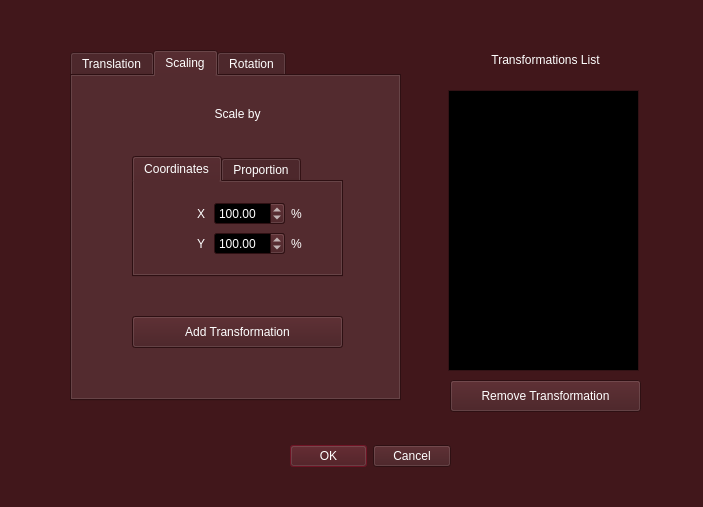
JVSutter/Sistema-Grafico-Interativo, file SGI/view/screens/transformations.ui: the form before one commit.
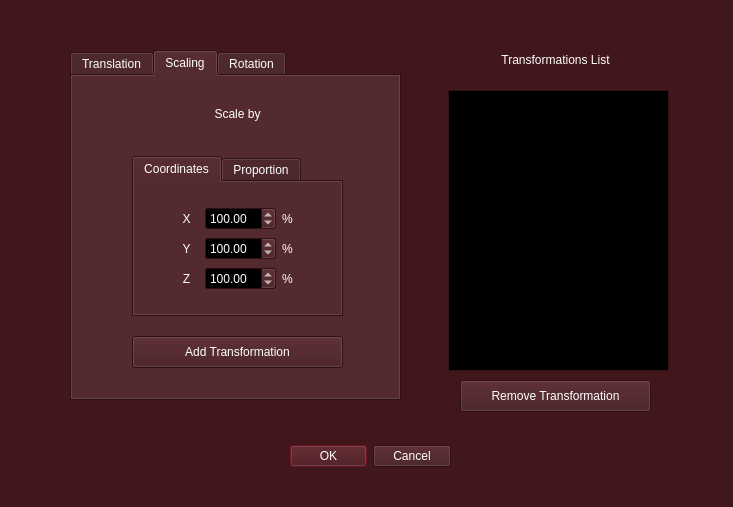
The form after the commit. The open tabs and pages were chosen to show the change.

Commit message: Transformações na interface

The edit to the form file:
```diff
--- a/SGI/view/screens/transformations.ui
+++ b/SGI/view/screens/transformations.ui
@@ -6,7 +6,7 @@
    <rect>
     <x>0</x>
     <y>0</y>
-    <width>703</width>
+    <width>733</width>
     <height>507</height>
    </rect>
   </property>
@@ -664,7 +664,7 @@
      <property name="geometry">
       <rect>
        <x>60</x>
-       <y>240</y>
+       <y>260</y>
        <width>211</width>
        <height>32</height>
       </rect>
@@ -698,7 +698,7 @@
        <x>60</x>
        <y>80</y>
        <width>211</width>
-       <height>121</height>
+       <height>161</height>
       </rect>
      </property>
      <property name="currentIndex">
@@ -711,10 +711,10 @@
       <widget class="QWidget" name="layoutWidget">
        <property name="geometry">
         <rect>
-         <x>60</x>
+         <x>40</x>
          <y>20</y>
-         <width>110</width>
-         <height>23</height>
+         <width>132</width>
+         <height>33</height>
         </rect>
        </property>
        <layout class="QHBoxLayout" name="horizontalLayout_3">
@@ -753,10 +753,10 @@
       <widget class="QWidget" name="layoutWidget_2">
        <property name="geometry">
         <rect>
-         <x>60</x>
+         <x>40</x>
          <y>50</y>
-         <width>110</width>
-         <height>23</height>
+         <width>132</width>
+         <height>33</height>
         </rect>
        </property>
        <layout class="QHBoxLayout" name="horizontalLayout_4">
@@ -792,6 +792,48 @@
         </item>
        </layout>
       </widget>
+      <widget class="QWidget" name="layoutWidget_6">
+       <property name="geometry">
+        <rect>
+         <x>40</x>
+         <y>80</y>
+         <width>132</width>
+         <height>33</height>
+        </rect>
+       </property>
+       <layout class="QHBoxLayout" name="horizontalLayout_10">
+        <item>
+         <widget class="QLabel" name="label_11">
+          <property name="text">
+           <string>Z</string>
+          </property>
+          <property name="alignment">
+           <set>Qt::AlignmentFlag::AlignCenter</set>
+          </property>
+         </widget>
+        </item>
+        <item>
+         <widget class="QDoubleSpinBox" name="scalingZInput">
+          <property name="minimum">
+           <double>1.000000000000000</double>
+          </property>
+          <property name="maximum">
+           <double>1000.000000000000000</double>
+          </property>
+          <property name="value">
+           <double>100.000000000000000</double>
+          </property>
+         </widget>
+        </item>
+        <item>
+         <widget class="QLabel" name="label_12">
+          <property name="text">
+           <string>%</string>
+          </property>
+         </widget>
+        </item>
+       </layout>
+      </widget>
      </widget>
      <widget class="QWidget" name="proportion">
       <attribute name="title">
@@ -1052,7 +1094,7 @@
   <widget class="QLabel" name="title_5">
    <property name="geometry">
     <rect>
-     <x>450</x>
+     <x>460</x>
      <y>50</y>
      <width>191</width>
      <height>20</height>
@@ -1068,7 +1110,7 @@
   <widget class="QPushButton" name="removeTransformationBtn">
    <property name="geometry">
     <rect>
-     <x>450</x>
+     <x>460</x>
      <y>380</y>
      <width>191</width>
      <height>32</height>
@@ -1086,7 +1128,7 @@
     <rect>
      <x>448</x>
      <y>90</y>
-     <width>191</width>
+     <width>221</width>
      <height>281</height>
     </rect>
    </property>
```
Left out of the diff: 66 changed lines with no effect on the pictures. The commit also changes 3 other files.
